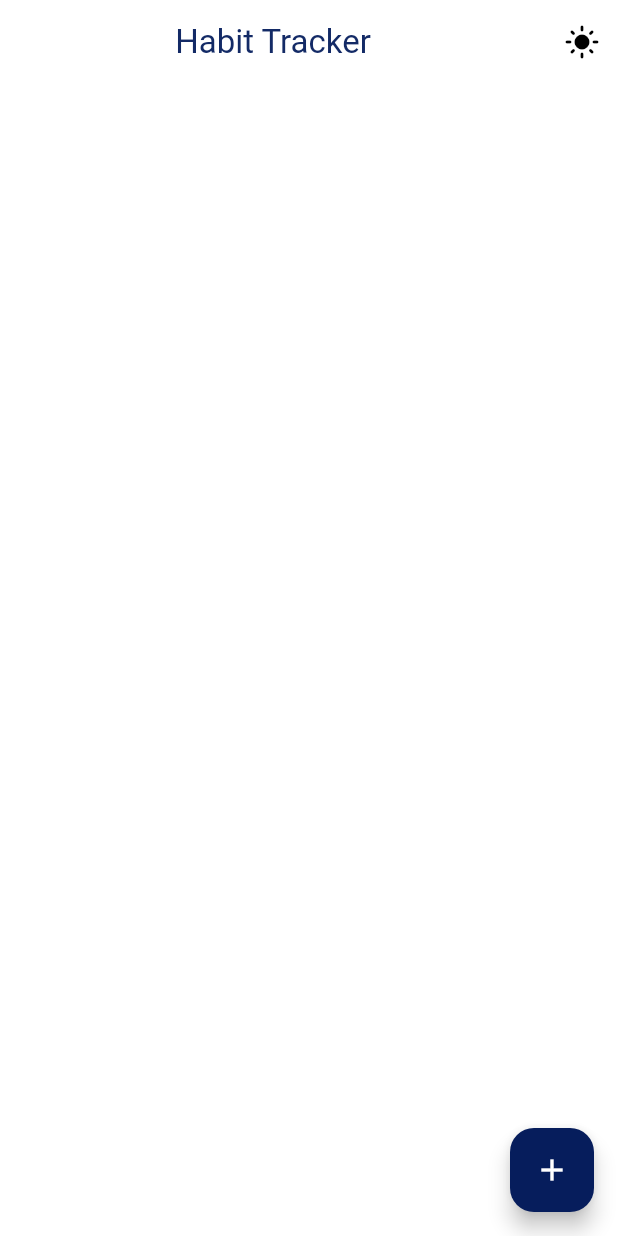
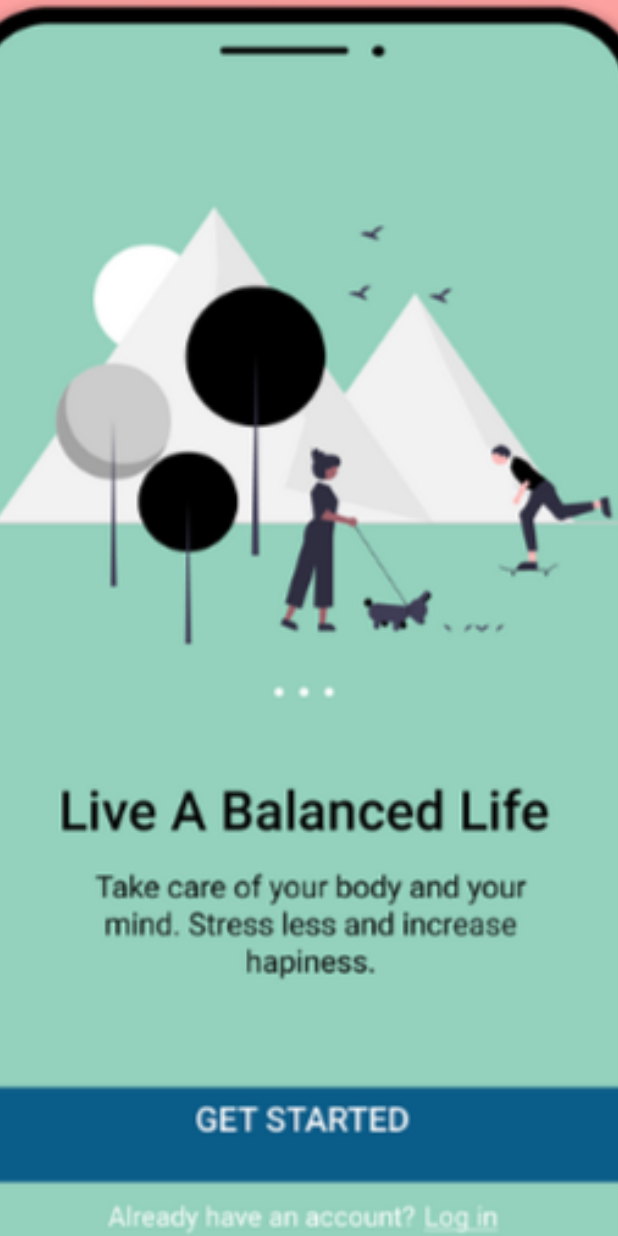
Before and after one commit to Krupaparmar30/minimal_habit_tracker_flutter, a Flutter app: the screen it shows after launch, on a phone screen of 412 x 824 dp. Run offline on Flutter 3.47's test engine with Material 3 defaults, Android fonts, the phone set to English and light mode, and no system bars; our stand-ins replace flutter_heatmap_calendar, flutter_slidable, isar; accounts and stored records are empty; generated files the repository leaves out were written again.

Commit message:
ktu krio krishna

```diff
--- a/lib/componets/my_habit_tile/my_habit_tile.dart
+++ b/lib/componets/my_habit_tile/my_habit_tile.dart
@@ -51,15 +51,15 @@ class MyHabitTile extends StatelessWidget {
             decoration: BoxDecoration(
                 color: isCompleted
                     ? Theme.of(context).colorScheme.secondary
-                    : Theme.of(context).colorScheme.secondary,
+                    :Colors.white,
                 borderRadius: BorderRadius.circular(8)),
             child: ListTile(
               title: Text(
                 text,
                 style: TextStyle(
                     color: isCompleted
-                        ? Colors.white
-                        : Theme.of(context).colorScheme.inversePrimary),
+                        ? Colors.grey.shade50
+                        : Theme.of(context).colorScheme.primary),
               ),
               leading: Checkbox(
                 focusColor: Colors.white,
--- /dev/null
+++ b/lib/habitTracker/spelsh_scree.dart
@@ -0,0 +1,33 @@
+import 'package:flutter/material.dart';
+
+class spleshPage extends StatelessWidget {
+  const spleshPage({super.key});
+
+  @override
+  Widget build(BuildContext context) {
+    return Scaffold(
+      body: SingleChildScrollView(
+        scrollDirection: Axis.vertical,
+        child: Column(
+          children: [
+            GestureDetector(
+              onDoubleTap: () {
+
+                Navigator.of(context).pushNamed('/sec');
+              },
+              child: Container(
+                height: 900,
+                width: 500,
+                decoration: BoxDecoration(
+
+                    image: DecorationImage(
+                      fit: BoxFit.cover,
+                        image: AssetImage('assets/images/habit.png'))),
+              ),
+            )
+          ],
+        ),
+      ),
+    );
+  }
+}
--- a/lib/main.dart
+++ b/lib/main.dart
@@ -39,6 +39,7 @@ import 'package:provider/provider.dart';
 
 import 'DataBase/habit_database.dart';
 import 'habitTracker/habitTrackerHome.dart';
+import 'habitTracker/spelsh_scree.dart';
 
 Future<void> main() async {
   WidgetsFlutterBinding.ensureInitialized();
@@ -72,8 +73,8 @@ class MyApp extends StatelessWidget {
       title: 'Habit Tracker',
       debugShowCheckedModeBanner: false,
       routes: {
-        // '/':(context)=>SplashSceen(),
-        '/': (context) => habitTracker()
+        '/':(context)=>spleshPage(),
+        '/sec': (context) => habitTracker()
       },
       theme: Provider.of<ThemeProvider>(context).themeData,
     );
--- a/lib/theme/darkTheme/dark.dart
+++ b/lib/theme/darkTheme/dark.dart
@@ -4,8 +4,9 @@ ThemeData darkMode=ThemeData(
 colorScheme: ColorScheme.dark(
     surface: Colors.white,
     primary: Color(0xff132a66),
-    secondary:Color(0xff061d5c),
+    secondary:Colors.white12,
     tertiary: Color(0xff24386d),
-    inversePrimary: Color(0xff354a7f)
+    inversePrimary: Color(0xff354a7f),
+    onPrimary: Colors.white60
 )
 );
--- a/lib/theme/lightTheme/lightTheme.dart
+++ b/lib/theme/lightTheme/lightTheme.dart
@@ -6,9 +6,8 @@ ThemeData lightMode = ThemeData(
       primary: Color(0xff132a66),
       secondary:Color(0xff061d5c),
       tertiary: Color(0xff24386d),
-      inversePrimary: Color(0xff354a7f),));
+      inversePrimary: Color(0xff354a7f)
+          ,));
 //061d5c
 //132a66
-//24386d
-//354a7f
 //435684
--- a/pubspec.yaml
+++ b/pubspec.yaml
@@ -70,6 +70,8 @@ flutter:
   # assets:
   #   - images/a_dot_burr.jpeg
   #   - images/a_dot_ham.jpeg
+  assets:
+    - assets/images/
 
   # An image asset can refer to one or more resolution-specific "variants", see
   # https://flutter.dev/assets-and-images/#resolution-aware
```
Also changed, not shown: lib/componets/my_habit_map/my_habit_map.dart (+4 -4 lines), lib/habitTracker/habitTrackerHome.dart (+14 -8 lines), assets/images/habit.png (added).
